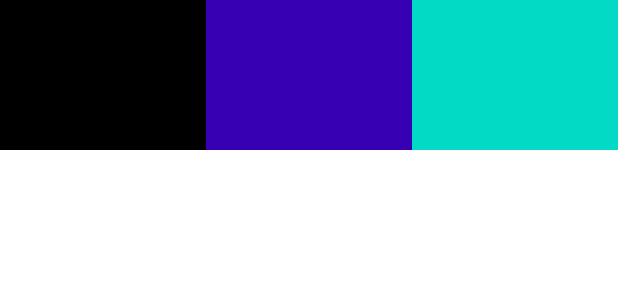
After one commit to mymysuzy/KotlinWithFastCampus, an Android app: the layout constraintlayout_4.xml on its own in the app's theme, with its tools: preview values and no code run, on a phone screen of 412 x 824 dp. The commit adds this screen. Shown: the top 300 px of the screen. Run offline under Robolectric (Android 15) with nearby library versions, the phone set to English and light mode, and no system bars.

Commit message:
TIL uploaded - reviewed what I learned recently

```diff
--- /dev/null
+++ b/Kotlin/app/src/main/res/layout/constraintlayout_4.xml
@@ -0,0 +1,42 @@
+<?xml version="1.0" encoding="utf-8"?>
+<androidx.constraintlayout.widget.ConstraintLayout xmlns:android="http://schemas.android.com/apk/res/android"
+
+    android:layout_width="match_parent"
+    android:layout_height="match_parent"
+    xmlns:app="http://schemas.android.com/apk/res-auto">
+
+    <TextView
+        android:id="@+id/text1"
+        android:layout_width="0dp"
+        android:layout_height="100dp"
+        android:background="@color/black"
+        app:layout_constraintEnd_toStartOf="@id/text2"
+        app:layout_constraintStart_toStartOf="parent"
+        app:layout_constraintTop_toTopOf="parent"
+        app:layout_constraintHorizontal_weight="1"
+     ></TextView>
+
+    <TextView
+        android:id="@id/text2"
+        android:layout_width="0dp"
+        android:layout_height="100dp"
+        android:background="@color/purple_700"
+        app:layout_constraintTop_toTopOf="parent"
+        app:layout_constraintEnd_toStartOf="@+id/text3"
+        app:layout_constraintHorizontal_weight="1"
+        app:layout_constraintStart_toEndOf="@id/text1"
+        ></TextView>
+
+    <TextView
+        android:id="@+id/text3"
+        android:layout_width="0dp"
+        android:layout_height="100dp"
+        android:background="@color/teal_200"
+        app:layout_constraintStart_toEndOf="@id/text2"
+        app:layout_constraintTop_toTopOf="parent"
+        app:layout_constraintEnd_toEndOf="parent"
+        app:layout_constraintHorizontal_weight="1"
+        ></TextView>
+
+
+</androidx.constraintlayout.widget.ConstraintLayout>
```
Also changed, not shown: Kotlin/app/src/main/java/안드로이드_UI/09-ConstraintLayout.txt (+11 -0 lines), Kotlin/app/src/main/res/layout/homework3.xml (+50 -52 lines), Kotlin/app/src/main/res/layout/linearlayout.xml (line endings or trailing spaces).
